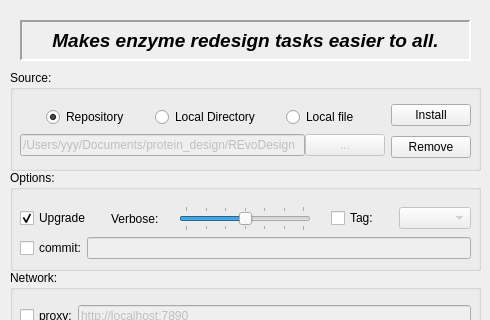
First picture: the form in src/REvoDesign/UI/REvoDesign-PyMOL-entry.ui, repository YaoYinYing/REvoDesign, before the edit; both pictures show x 0 to 490 and y 0 to 320 of the 490 by 547 pixel window.
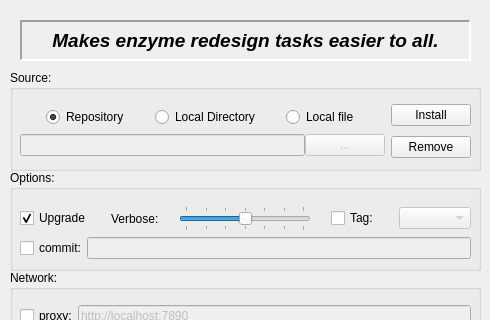
Second picture: the form after the edit.

Patch:
```diff
--- a/src/REvoDesign/UI/REvoDesign-PyMOL-entry.ui
+++ b/src/REvoDesign/UI/REvoDesign-PyMOL-entry.ui
@@ -151,7 +151,7 @@
             <string/>
            </property>
            <property name="text">
-            <string>/Users/yyy/Documents/protein_design/REvoDesign</string>
+            <string/>
            </property>
           </widget>
          </item>
```
